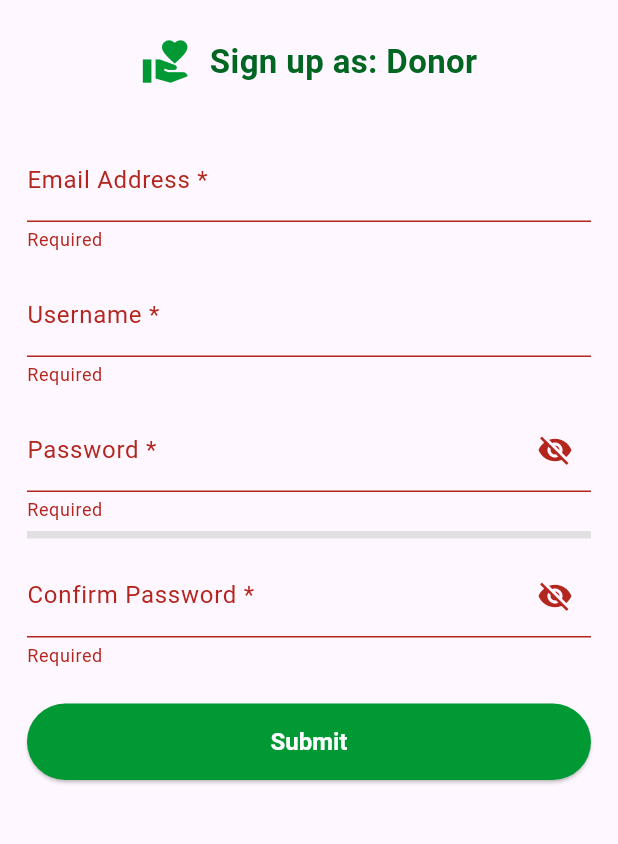
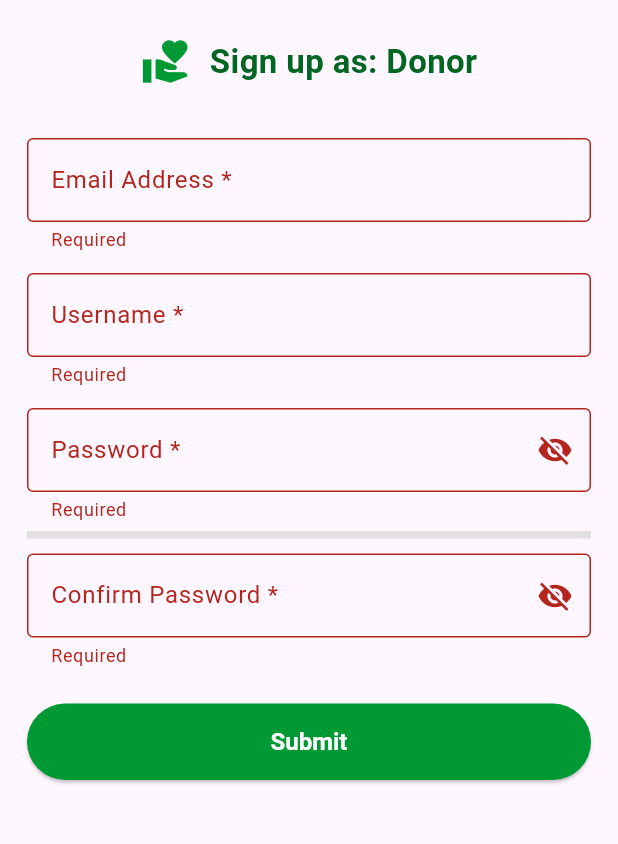
Before and after one commit to oviniWijesooriya/MealBridge, a Flutter app: the DonorSignUpFormPage screen opened by its route, after a tap on "Submit", on a phone screen of 412 x 824 dp, the part 84-928 px from its top. Run offline on Flutter 3.47's test engine with Material 3 defaults, Android fonts, the phone set to English and light mode, and no system bars; our stand-ins replace cloud_firestore, firebase_auth, firebase_core, image_picker; missing offline and left inert: image_picker_web; accounts and stored records are empty.

Commit message:
update  donor signup with firebase db

```diff
--- a/lib/pages/donor_signup_form.dart
+++ b/lib/pages/donor_signup_form.dart
@@ -1,3 +1,5 @@
+import 'package:cloud_firestore/cloud_firestore.dart';
+import 'package:firebase_auth/firebase_auth.dart';
 import 'package:flutter/foundation.dart' show kIsWeb;
 import 'package:flutter/material.dart';
 import '../main.dart'; // For MealBridgeHeader
@@ -11,6 +13,7 @@ class DonorSignUpFormPage extends StatefulWidget {
 class _DonorSignUpFormPageState extends State<DonorSignUpFormPage> {
   final _formKey = GlobalKey<FormState>();
   final _passwordController = TextEditingController();
+  final _confirmPasswordController = TextEditingController();
 
   // All possible fields
   String? organizationName;
@@ -26,20 +29,16 @@ class _DonorSignUpFormPageState extends State<DonorSignUpFormPage> {
   String? eventName;
   String? eventAddress;
 
-  // For password strength
   double passwordStrength = 0;
+  String? errorMessage;
+  bool isSubmitting = false;
 
-  // For error messages
-  String? errorMessage;
-
-  // Donor type info (passed from previous page)
   late String donorType;
   late IconData donorIcon;
 
   @override
   void didChangeDependencies() {
     super.didChangeDependencies();
-    // Get donor type and icon from route arguments (as Map)
     final args = ModalRoute.of(context)?.settings.arguments;
     if (args is Map) {
       donorType = args['type'] as String? ?? 'Donor';
@@ -59,7 +58,6 @@ class _DonorSignUpFormPageState extends State<DonorSignUpFormPage> {
 
   bool get isSpecialOccasion => donorType == 'Special Occasions/Other';
 
-  // Password strength logic
   void _checkPasswordStrength(String value) {
     double strength = 0;
     if (value.length >= 8) strength += 0.3;
@@ -71,27 +69,14 @@ class _DonorSignUpFormPageState extends State<DonorSignUpFormPage> {
     });
   }
 
-  @override
-  Widget build(BuildContext context) {
-    final isWeb = kIsWeb;
-    final content = _DonorSignUpFormContent(
-      formKey: _formKey,
-      donorType: donorType,
-      donorIcon: donorIcon,
-      isBusiness: isBusiness,
-      isHousehold: isHousehold,
-      isSpecialOccasion: isSpecialOccasion,
-      passwordController: _passwordController,
-      onPasswordChanged: _checkPasswordStrength,
-      passwordStrength: passwordStrength,
-      // Pass callbacks to update the parent state
-      onOrgNameSaved: (v) => organizationName = v,
-      onRespNameSaved: (v) => responsibleName = v,
-      onEventNameSaved: (v) => eventName = v,
-      onSubmit: () {
-        if (_formKey.currentState!.validate()) {
+  Future<void> _onSubmit() async {
+    if (!_formKey.currentState!.validate()) return;
+    setState(() {
+      isSubmitting = true;
+      errorMessage = null;
+    });
     _formKey.currentState!.save();
-          // Choose the correct donor name based on donor type
+
     String donorName = '';
     if (isBusiness) {
       donorName =
@@ -118,13 +103,78 @@ class _DonorSignUpFormPageState extends State<DonorSignUpFormPage> {
               ? responsibleName!
               : 'Donor';
     }
-          // Pass donorName to agreement page
-          Navigator.of(context).pushReplacementNamed(
-            '/agreement',
-            arguments: {'donorName': donorName},
-          );
+
+    try {
+      UserCredential userCredential = await FirebaseAuth.instance
+          .createUserWithEmailAndPassword(email: email!, password: password!);
+
+      await FirebaseFirestore.instance
+          .collection('users')
+          .doc(userCredential.user!.uid)
+          .set({
+            'uid': userCredential.user!.uid,
+            'role': 'donor',
+            'donorType': donorType,
+            'organizationName': organizationName,
+            'businessRegNo': businessRegNo,
+            'responsibleName': responsibleName,
+            'position': position,
+            'mobile': mobile,
+            'address': address,
+            'email': email,
+            'username': username,
+            'eventName': eventName,
+            'eventAddress': eventAddress,
+            'createdAt': FieldValue.serverTimestamp(),
+          });
+
+      Navigator.of(
+        context,
+      ).pushReplacementNamed('/agreement', arguments: {'donorName': donorName});
+    } on FirebaseAuthException catch (e) {
+      setState(() {
+        errorMessage = e.message;
+      });
+    } catch (e) {
+      setState(() {
+        errorMessage = "Registration failed. Please try again.";
+      });
+    } finally {
+      setState(() {
+        isSubmitting = false;
+      });
     }
-      },
+  }
+
+  @override
+  Widget build(BuildContext context) {
+    final isWeb = kIsWeb;
+    final content = _DonorSignUpFormContent(
+      formKey: _formKey,
+      donorType: donorType,
+      donorIcon: donorIcon,
+      isBusiness: isBusiness,
+      isHousehold: isHousehold,
+      isSpecialOccasion: isSpecialOccasion,
+      passwordController: _passwordController,
+      confirmPasswordController: _confirmPasswordController,
+      onPasswordChanged: _checkPasswordStrength,
+      passwordStrength: passwordStrength,
+      onOrgNameSaved: (v) => organizationName = v,
+      onBusinessRegNoSaved: (v) => businessRegNo = v,
+      onRespNameSaved: (v) => responsibleName = v,
+      onPositionSaved: (v) => position = v,
+      onMobileSaved: (v) => mobile = v,
+      onAddressSaved: (v) => address = v,
+      onEmailSaved: (v) => email = v,
+      onUsernameSaved: (v) => username = v,
+      onPasswordSaved: (v) => password = v,
+      onConfirmPasswordSaved: (v) => confirmPassword = v,
+      onEventNameSaved: (v) => eventName = v,
+      onEventAddressSaved: (v) => eventAddress = v,
+      onSubmit: _onSubmit,
+      isSubmitting: isSubmitting,
+      errorMessage: errorMessage,
     );
 
     return isWeb
@@ -165,12 +215,24 @@ class _DonorSignUpFormContent extends StatefulWidget {
   final bool isHousehold;
   final bool isSpecialOccasion;
   final TextEditingController passwordController;
+  final TextEditingController confirmPasswordController;
   final void Function(String) onPasswordChanged;
   final double passwordStrength;
   final void Function(String?)? onOrgNameSaved;
+  final void Function(String?)? onBusinessRegNoSaved;
   final void Function(String?)? onRespNameSaved;
+  final void Function(String?)? onPositionSaved;
+  final void Function(String?)? onMobileSaved;
+  final void Function(String?)? onAddressSaved;
+  final void Function(String?)? onEmailSaved;
+  final void Function(String?)? onUsernameSaved;
+  final void Function(String?)? onPasswordSaved;
+  final void Function(String?)? onConfirmPasswordSaved;
   final void Function(String?)? onEventNameSaved;
+  final void Function(String?)? onEventAddressSaved;
   final VoidCallback onSubmit;
+  final bool isSubmitting;
+  final String? errorMessage;
 
   const _DonorSignUpFormContent({
     required this.formKey,
@@ -180,12 +242,24 @@ class _DonorSignUpFormContent extends StatefulWidget {
     required this.isHousehold,
     required this.isSpecialOccasion,
     required this.passwordController,
+    required this.confirmPasswordController,
     required this.onPasswordChanged,
     required this.passwordStrength,
     this.onOrgNameSaved,
+    this.onBusinessRegNoSaved,
     this.onRespNameSaved,
+    this.onPositionSaved,
+    this.onMobileSaved,
+    this.onAddressSaved,
+    this.onEmailSaved,
+    this.onUsernameSaved,
+    this.onPasswordSaved,
+    this.onConfirmPasswordSaved,
     this.onEventNameSaved,
+    this.onEventAddressSaved,
     required this.onSubmit,
+    required this.isSubmitting,
+    required this.errorMessage,
   });
 
   @override
@@ -204,7 +278,6 @@ class _DonorSignUpFormContentState extends State<_DonorSignUpFormContent> {
       child: Column(
         crossAxisAlignment: CrossAxisAlignment.stretch,
         children: [
-          // Header with icon and donor type
           Row(
             mainAxisAlignment: MainAxisAlignment.center,
             children: [
@@ -233,7 +306,7 @@ class _DonorSignUpFormContentState extends State<_DonorSignUpFormContent> {
               label: "Business Registration Number",
               hint: "Optional",
               validator: null,
-              onSaved: null,
+              onSaved: widget.onBusinessRegNoSaved,
             ),
             SizedBox(height: 14),
             _buildTextField(
@@ -247,7 +320,7 @@ class _DonorSignUpFormContentState extends State<_DonorSignUpFormContent> {
               label: "Position/Role *",
               hint: "e.g., Owner, Manager",
               validator: _requiredValidator,
-              onSaved: null,
+              onSaved: widget.onPositionSaved,
             ),
             SizedBox(height: 14),
             _buildTextField(
@@ -255,14 +328,14 @@ class _DonorSignUpFormContentState extends State<_DonorSignUpFormContent> {
               hint: "e.g., 07XXXXXXXX",
               keyboardType: TextInputType.phone,
               validator: _requiredValidator,
-              onSaved: null,
+              onSaved: widget.onMobileSaved,
             ),
             SizedBox(height: 14),
             _buildTextField(
               label: "Business Address *",
               hint: "e.g., 123 Main Street, Kandy",
               validator: _requiredValidator,
-              onSaved: null,
+              onSaved: widget.onAddressSaved,
             ),
           ] else if (widget.isHousehold) ...[
             _buildTextField(
@@ -277,14 +350,14 @@ class _DonorSignUpFormContentState extends State<_DonorSignUpFormContent> {
               hint: "e.g., 07XXXXXXXX",
               keyboardType: TextInputType.phone,
               validator: _requiredValidator,
-              onSaved: null,
+              onSaved: widget.onMobileSaved,
             ),
             SizedBox(height: 14),
             _buildTextField(
               label: "Home Address *",
               hint: "e.g., 456 Lake Road, Colombo",
               validator: _requiredValidator,
-              onSaved: null,
+              onSaved: widget.onAddressSaved,
             ),
           ] else if (widget.isSpecialOccasion) ...[
             _buildTextField(
@@ -306,40 +379,39 @@ class _DonorSignUpFormContentState extends State<_DonorSignUpFormContent> {
               hint: "e.g., 07XXXXXXXX",
               keyboardType: TextInputType.phone,
               validator: _requiredValidator,
-              onSaved: null,
+              onSaved: widget.onMobileSaved,
             ),
             SizedBox(height: 14),
             _buildTextField(
               label: "Event Address/Location *",
               hint: "e.g., Temple Road, Galle",
               validator: _requiredValidator,
-              onSaved: null,
+              onSaved: widget.onEventAddressSaved,
             ),
           ],
-          // Common fields
           if (!widget.isBusiness) SizedBox(height: 14),
           _buildTextField(
             label: "Email Address *",
             hint: "e.g., donor@email.com",
             keyboardType: TextInputType.emailAddress,
             validator: _requiredValidator,
-            onSaved: null,
+            onSaved: widget.onEmailSaved,
           ),
           SizedBox(height: 14),
           _buildTextField(
             label: "Username *",
             hint: "Choose a username",
             validator: _requiredValidator,
-            onSaved: null,
+            onSaved: widget.onUsernameSaved,
           ),
           SizedBox(height: 14),
-          // Password with strength indicator
           TextFormField(
             controller: widget.passwordController,
             obscureText: _obscurePassword,
             decoration: InputDecoration(
               labelText: "Password *",
               hintText: "At least 8 characters",
+              border: OutlineInputBorder(),
               suffixIcon: IconButton(
                 icon: Icon(
                   _obscurePassword ? Icons.visibility_off : Icons.visibility,
@@ -356,7 +428,7 @@ class _DonorSignUpFormContentState extends State<_DonorSignUpFormContent> {
                             ? "Password must be at least 8 characters"
                             : null),
             onChanged: widget.onPasswordChanged,
-            onSaved: null,
+            onSaved: widget.onPasswordSaved,
           ),
           SizedBox(height: 6),
           LinearProgressIndicator(
@@ -372,10 +444,12 @@ class _DonorSignUpFormContentState extends State<_DonorSignUpFormContent> {
           ),
           SizedBox(height: 10),
           TextFormField(
+            controller: widget.confirmPasswordController,
             obscureText: _obscureConfirm,
             decoration: InputDecoration(
               labelText: "Confirm Password *",
               hintText: "Re-enter your password",
+              border: OutlineInputBorder(),
               suffixIcon: IconButton(
                 icon: Icon(
                   _obscureConfirm ? Icons.visibility_off : Icons.visibility,
@@ -390,17 +464,42 @@ class _DonorSignUpFormContentState extends State<_DonorSignUpFormContent> {
                 return "Passwords do not match";
               return null;
             },
-            onSaved: null,
+            onSaved: widget.onConfirmPasswordSaved,
           ),
           SizedBox(height: 24),
-          ElevatedButton(
+          if (widget.errorMessage != null)
+            Padding(
+              padding: const EdgeInsets.only(bottom: 10.0),
+              child: Text(
+                widget.errorMessage!,
+                style: TextStyle(
+                  color: Colors.red,
+                  fontWeight: FontWeight.w600,
+                ),
+                textAlign: TextAlign.center,
+              ),
+            ),
+          SizedBox(
+            width: double.infinity,
+            child: ElevatedButton(
               style: ElevatedButton.styleFrom(
                 backgroundColor: Color(0xFF009933),
                 padding: EdgeInsets.symmetric(vertical: 16),
                 textStyle: TextStyle(fontSize: 16, fontWeight: FontWeight.bold),
               ),
-            onPressed: widget.onSubmit,
-            child: Text("Submit", style: TextStyle(color: Colors.white)),
+              onPressed: widget.isSubmitting ? null : widget.onSubmit,
+              child:
+                  widget.isSubmitting
+                      ? SizedBox(
+                        width: 22,
+                        height: 22,
+                        child: CircularProgressIndicator(
+                          color: Colors.white,
+                          strokeWidth: 2.5,
+                        ),
+                      )
+                      : Text("Submit", style: TextStyle(color: Colors.white)),
+            ),
           ),
         ],
       ),
@@ -415,7 +514,11 @@ class _DonorSignUpFormContentState extends State<_DonorSignUpFormContent> {
     void Function(String?)? onSaved,
   }) {
     return TextFormField(
-      decoration: InputDecoration(labelText: label, hintText: hint),
+      decoration: InputDecoration(
+        labelText: label,
+        hintText: hint,
+        border: OutlineInputBorder(),
+      ),
       keyboardType: keyboardType,
       validator: validator,
       onSaved: onSaved,
```
Lines whose indentation alone changed are shown as unchanged.
